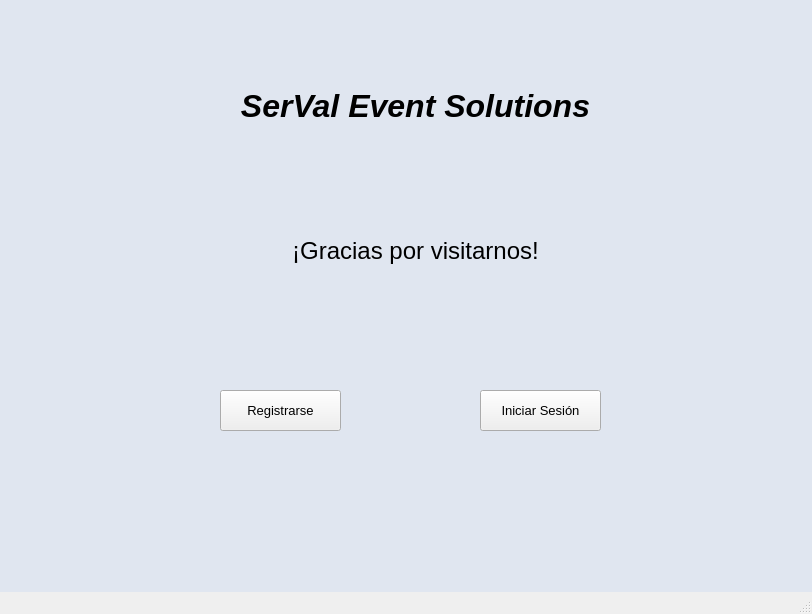
Qt form Proyecto/ProyectoEventos/mainwindow.ui (ValeriaMora27/Proyecto-i2023-ie2017) before a commit.
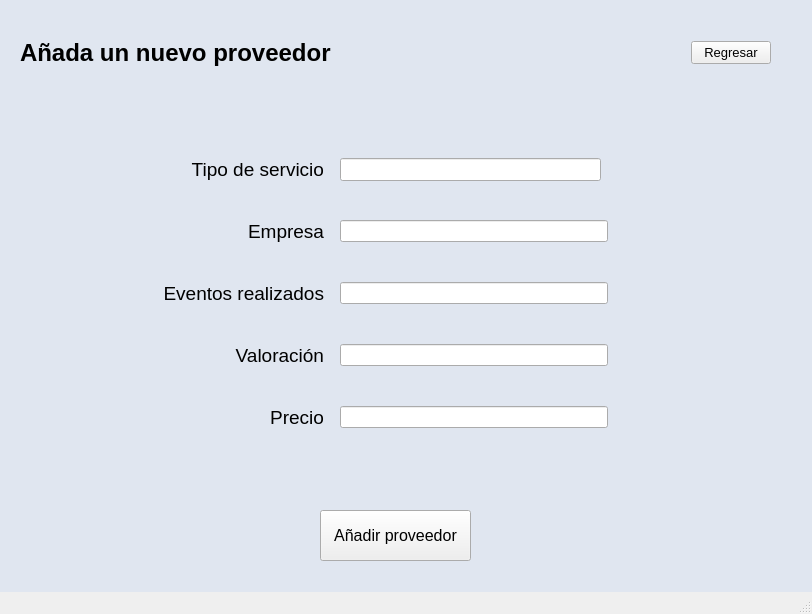
The same form after that commit. The open tabs and pages were chosen to show the change. Icons and pictures are not drawn.

```diff
--- a/Proyecto/ProyectoEventos/mainwindow.ui
+++ b/Proyecto/ProyectoEventos/mainwindow.ui
@@ -1832,6 +1832,189 @@
       </layout>
      </widget>
     </widget>
+    <widget class="QWidget" name="page12_Anadir_proveedor">
+     <widget class="QWidget" name="layoutWidget_2">
+      <property name="geometry">
+       <rect>
+        <x>20</x>
+        <y>30</y>
+        <width>751</width>
+        <height>46</height>
+       </rect>
+      </property>
+      <layout class="QHBoxLayout" name="horizontalLayout_2">
+       <item>
+        <widget class="QLabel" name="label_anada_lugar_2">
+         <property name="text">
+          <string>&lt;html&gt;&lt;head/&gt;&lt;body&gt;&lt;p&gt;&lt;span style=&quot; font-size:18pt; font-weight:700;&quot;&gt;Añada un nuevo proveedor        &lt;/span&gt;&lt;/p&gt;&lt;/body&gt;&lt;/html&gt;</string>
+         </property>
+        </widget>
+       </item>
+       <item alignment="Qt::AlignRight|Qt::AlignVCenter">
+        <widget class="QPushButton" name="pushButton_Regresar_Anadir_Proveedor">
+         <property name="enabled">
+          <bool>true</bool>
+         </property>
+         <property name="maximumSize">
+          <size>
+           <width>226</width>
+           <height>16777215</height>
+          </size>
+         </property>
+         <property name="font">
+          <font>
+           <pointsize>10</pointsize>
+          </font>
+         </property>
+         <property name="mouseTracking">
+          <bool>false</bool>
+         </property>
+         <property name="text">
+          <string>Regresar</string>
+         </property>
+         <property name="checkable">
+          <bool>false</bool>
+         </property>
+         <property name="autoRepeat">
+          <bool>false</bool>
+         </property>
+         <property name="autoExclusive">
+          <bool>false</bool>
+         </property>
+         <property name="autoDefault">
+          <bool>false</bool>
+         </property>
+         <property name="default">
+          <bool>false</bool>
+         </property>
+         <property name="flat">
+          <bool>false</bool>
+         </property>
+        </widget>
+       </item>
+      </layout>
+     </widget>
+     <widget class="QWidget" name="layoutWidget_3">
+      <property name="geometry">
+       <rect>
+        <x>160</x>
+        <y>100</y>
+        <width>451</width>
+        <height>387</height>
+       </rect>
+      </property>
+      <layout class="QFormLayout" name="formLayout_5">
+       <property name="sizeConstraint">
+        <enum>QLayout::SetDefaultConstraint</enum>
+       </property>
+       <property name="fieldGrowthPolicy">
+        <enum>QFormLayout::ExpandingFieldsGrow</enum>
+       </property>
+       <property name="rowWrapPolicy">
+        <enum>QFormLayout::DontWrapRows</enum>
+       </property>
+       <property name="labelAlignment">
+        <set>Qt::AlignRight|Qt::AlignTrailing|Qt::AlignVCenter</set>
+       </property>
+       <property name="formAlignment">
+        <set>Qt::AlignCenter</set>
+       </property>
+       <property name="horizontalSpacing">
+        <number>16</number>
+       </property>
+       <property name="verticalSpacing">
+        <number>39</number>
+       </property>
+       <property name="leftMargin">
+        <number>3</number>
+       </property>
+       <property name="topMargin">
+        <number>3</number>
+       </property>
+       <property name="rightMargin">
+        <number>3</number>
+       </property>
+       <property name="bottomMargin">
+        <number>3</number>
+       </property>
+       <item row="0" column="0">
+        <widget class="QLabel" name="label_tipo_servicio">
+         <property name="text">
+          <string>&lt;html&gt;&lt;head/&gt;&lt;body&gt;&lt;p align=&quot;right&quot;&gt;&lt;span style=&quot; font-size:14pt;&quot;&gt;Tipo de servicio&lt;/span&gt;&lt;/p&gt;&lt;/body&gt;&lt;/html&gt;</string>
+         </property>
+        </widget>
+       </item>
+       <item row="0" column="1">
+        <widget class="QLineEdit" name="lineEdit_servicio">
+         <property name="maximumSize">
+          <size>
+           <width>261</width>
+           <height>28</height>
+          </size>
+         </property>
+        </widget>
+       </item>
+       <item row="1" column="0">
+        <widget class="QLabel" name="label_nombre_empresa">
+         <property name="text">
+          <string>&lt;html&gt;&lt;head/&gt;&lt;body&gt;&lt;p align=&quot;right&quot;&gt;&lt;span style=&quot; font-size:14pt;&quot;&gt;Empresa&lt;/span&gt;&lt;/p&gt;&lt;/body&gt;&lt;/html&gt;</string>
+         </property>
+        </widget>
+       </item>
+       <item row="1" column="1">
+        <widget class="QLineEdit" name="lineEdit_empresa"/>
+       </item>
+       <item row="2" column="0">
+        <widget class="QLabel" name="label_eventos_realizados">
+         <property name="text">
+          <string>&lt;html&gt;&lt;head/&gt;&lt;body&gt;&lt;p align=&quot;right&quot;&gt;&lt;span style=&quot; font-size:14pt;&quot;&gt;Eventos realizados&lt;/span&gt;&lt;/p&gt;&lt;/body&gt;&lt;/html&gt;</string>
+         </property>
+        </widget>
+       </item>
+       <item row="2" column="1">
+        <widget class="QLineEdit" name="lineEdit_cantidadEventos"/>
+       </item>
+       <item row="3" column="0">
+        <widget class="QLabel" name="label_valoracion">
+         <property name="text">
+          <string>&lt;html&gt;&lt;head/&gt;&lt;body&gt;&lt;p align=&quot;right&quot;&gt;&lt;span style=&quot; font-size:14pt;&quot;&gt;Valoración&lt;/span&gt;&lt;/p&gt;&lt;/body&gt;&lt;/html&gt;</string>
+         </property>
+        </widget>
+       </item>
+       <item row="3" column="1">
+        <widget class="QLineEdit" name="lineEdit_valoracion"/>
+       </item>
+       <item row="4" column="0">
+        <widget class="QLabel" name="label_precio_2">
+         <property name="text">
+          <string>&lt;html&gt;&lt;head/&gt;&lt;body&gt;&lt;p align=&quot;right&quot;&gt;&lt;span style=&quot; font-size:14pt;&quot;&gt;Precio&lt;/span&gt;&lt;/p&gt;&lt;/body&gt;&lt;/html&gt;</string>
+         </property>
+        </widget>
+       </item>
+       <item row="4" column="1">
+        <widget class="QLineEdit" name="lineEdit_precio_2"/>
+       </item>
+      </layout>
+     </widget>
+     <widget class="QPushButton" name="pushButton_anadir_proveedor">
+      <property name="geometry">
+       <rect>
+        <x>320</x>
+        <y>510</y>
+        <width>151</width>
+        <height>51</height>
+       </rect>
+      </property>
+      <property name="font">
+       <font>
+        <pointsize>12</pointsize>
+       </font>
+      </property>
+      <property name="text">
+       <string>Añadir proveedor</string>
+      </property>
+     </widget>
+    </widget>
    </widget>
   </widget>
   <widget class="QStatusBar" name="statusbar"/>
```
Left out of the diff: 49 changed lines with no effect on the pictures.
